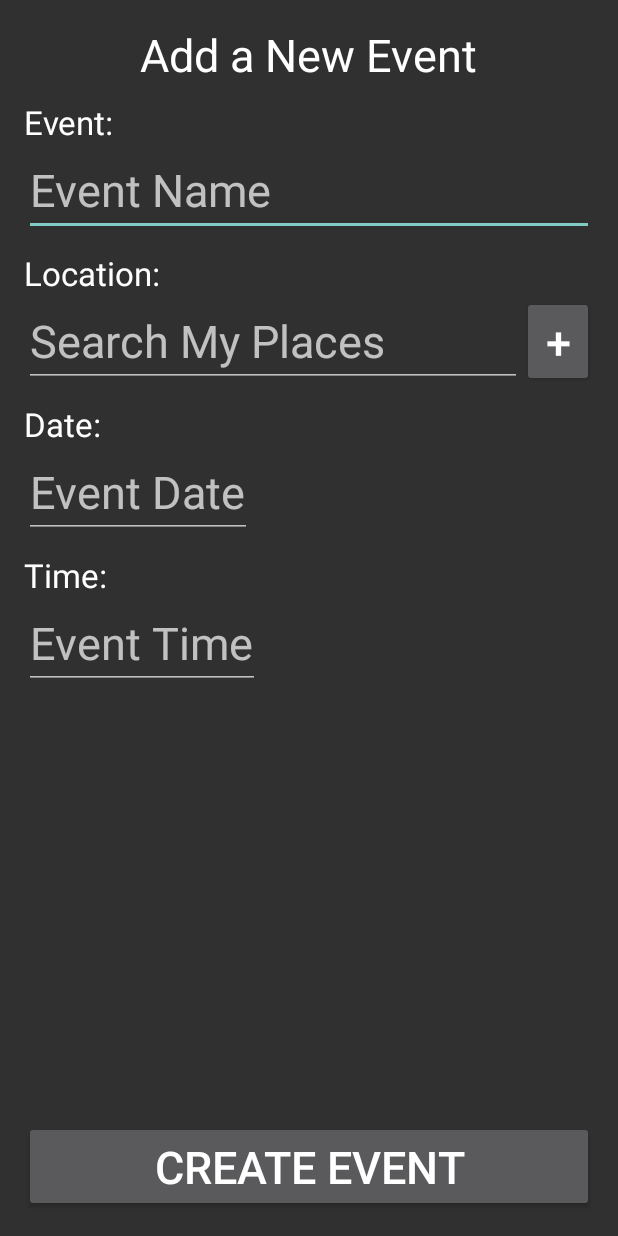
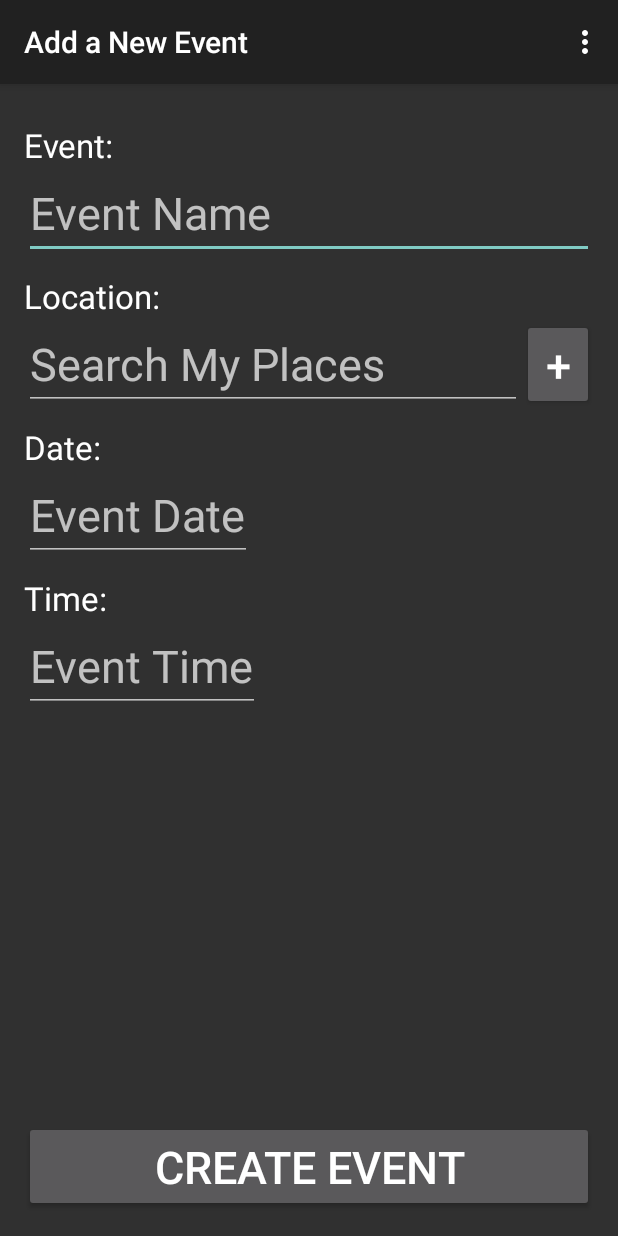
Before and after one commit to DavidPagels/HCIPrototype, an Android app: the AddNewEvent screen opened directly, with no data from a screen before it, on a phone screen of 412 x 824 dp. Run offline under Robolectric (Android 15) with nearby library versions, the phone set to English and light mode, and no system bars.

Commit message:
changed new activity to add new event, changed app name to time to roll, reenabled actionbar

```diff
--- a/app/src/main/AndroidManifest.xml
+++ b/app/src/main/AndroidManifest.xml
@@ -8,7 +8,7 @@
         android:allowBackup="true"
         android:icon="@mipmap/ic_launcher"
         android:label="@string/app_name"
-        android:theme="@style/Theme.AppCompat.NoActionBar"
+        android:theme="@style/Theme.AppCompat"
         android:name="com.example.david.hciprototype.EventHash">
 
 
@@ -30,8 +30,8 @@
             android:label="@string/title_activity_set_location" >
         </activity>
         <activity
-            android:name=".NewActivity"
-            android:label="@string/title_activity_new" >
+            android:name=".AddNewEvent"
+            android:label="@string/title_add_event" >
         </activity>
         <activity
             android:name=".SpeedPrompt"
--- a/app/src/main/java/com/example/david/hciprototype/NewActivity.java
+++ b/app/src/main/java/com/example/david/hciprototype/AddNewEvent.java
@@ -1,25 +1,17 @@
 package com.example.david.hciprototype;
 
-import android.app.AlertDialog;
-import android.app.Dialog;
 import android.content.Context;
-import android.content.DialogInterface;
 import android.content.Intent;
 import android.support.v7.app.ActionBarActivity;
 import android.os.Bundle;
 import android.view.Menu;
 import android.view.MenuItem;
-import android.view.MotionEvent;
 import android.view.View;
-import android.view.inputmethod.InputMethodManager;
 import android.widget.AdapterView;
 import android.widget.ArrayAdapter;
 import android.widget.AutoCompleteTextView;
 import android.widget.Button;
-import android.widget.EditText;
-import android.widget.Spinner;
 import android.widget.TextView;
-import android.widget.TimePicker;
 import android.widget.Toast;
 
 import com.google.android.gms.maps.model.LatLng;
@@ -28,7 +20,7 @@ import java.util.ArrayList;
 import java.util.Calendar;
 
 
-public class NewActivity extends ActionBarActivity {
+public class AddNewEvent extends ActionBarActivity {
     AutoCompleteTextView aCTV = null;
     EventHash.LocationHash locations;
     EventHash eventHash = null;
@@ -64,7 +56,7 @@ public class NewActivity extends ActionBarActivity {
         addLocation.setOnClickListener(new View.OnClickListener() {
             @Override
             public void onClick(View v) {
-                Intent myIntent = new Intent(NewActivity.this, SetLocation.class);
+                Intent myIntent = new Intent(AddNewEvent.this, SetLocation.class);
                 startActivityForResult(myIntent, 1);
             }
         });
@@ -119,7 +111,7 @@ public class NewActivity extends ActionBarActivity {
             public void onItemClick(AdapterView<?> arg0, View arg1, int arg2, long arg3) {
                 String selected = (String) arg0.getAdapter().getItem(arg2);
                 LatLng selectedCoors = locations.getCoordinates(selected);
-                Toast.makeText(NewActivity.this, "Coordinates:" + selectedCoors.latitude + "," + selectedCoors.longitude, Toast.LENGTH_SHORT).show();
+                Toast.makeText(AddNewEvent.this, "Coordinates:" + selectedCoors.latitude + "," + selectedCoors.longitude, Toast.LENGTH_SHORT).show();
             }
 
         });
--- a/app/src/main/java/com/example/david/hciprototype/MainActivity.java
+++ b/app/src/main/java/com/example/david/hciprototype/MainActivity.java
@@ -7,8 +7,6 @@ import android.view.Menu;
 import android.view.MenuItem;
 import android.view.View;
 import android.widget.Button;
-
-import java.util.HashMap;
 
 
 public class MainActivity extends ActionBarActivity {
@@ -31,7 +29,7 @@ public class MainActivity extends ActionBarActivity {
         newEvent.setOnClickListener(new View.OnClickListener() {
             @Override
             public void onClick(View v) {
-                Intent myIntent = new Intent(MainActivity.this, NewActivity.class);
+                Intent myIntent = new Intent(MainActivity.this, AddNewEvent.class);
                 startActivity(myIntent);
             }
         });
--- a/app/src/main/res/layout/activity_new.xml
+++ b/app/src/main/res/layout/activity_new.xml
@@ -4,17 +4,7 @@
     android:paddingRight="@dimen/activity_horizontal_margin"
     android:paddingTop="@dimen/activity_vertical_margin"
     android:paddingBottom="@dimen/activity_vertical_margin"
-    tools:context="com.example.david.hciprototype.NewActivity">
-
-    <TextView
-        style="@style/LargeTextFullWidth"
-        android:layout_width="wrap_content"
-        android:layout_height="wrap_content"
-        android:textAppearance="?android:attr/textAppearanceLarge"
-        android:text="@string/new_event_title"
-        android:id="@+id/textView3"
-        android:layout_alignParentTop="true"
-        android:layout_centerHorizontal="true" />
+    tools:context="com.example.david.hciprototype.AddNewEvent">
 
     <TextView
         android:id="@+id/eventLabel"
@@ -22,7 +12,6 @@
         android:layout_height="wrap_content"
         android:text="@string/event_label"
         android:textAppearance="?android:attr/textAppearanceLarge"
-        android:layout_below="@+id/textView3"
         android:layout_alignParentLeft="true"
         android:layout_alignParentStart="true"
         android:layout_marginTop="10dp" />
--- a/app/src/main/res/menu/menu_new.xml
+++ b/app/src/main/res/menu/menu_new.xml
@@ -1,7 +1,7 @@
 <menu xmlns:android="http://schemas.android.com/apk/res/android"
     xmlns:app="http://schemas.android.com/apk/res-auto"
     xmlns:tools="http://schemas.android.com/tools"
-    tools:context="com.example.david.hciprototype.NewActivity">
+    tools:context="com.example.david.hciprototype.AddNewEvent">
     <item android:id="@+id/action_settings" android:title="@string/action_settings"
         android:orderInCategory="100" app:showAsAction="never" />
 </menu>
--- a/app/src/main/res/values/strings.xml
+++ b/app/src/main/res/values/strings.xml
@@ -1,10 +1,10 @@
 <resources>
-    <string name="app_name">HCIPrototype</string>
+    <string name="app_name">Time To Roll</string>
 
     <string name="hello_world">Hello world!</string>
     <string name="action_settings">Settings</string>
     <string name="title_activity_set_location">SetLocation</string>
-    <string name="title_activity_new">NewActivity</string>
+    <string name="title_add_event">Add a New Event</string>
     <string name="title_activity_speed_prompt">SpeedPrompt</string>
     <string name="new_event_title">Add a New Event</string>
     <string name="location_hint">Location Name</string>
```
